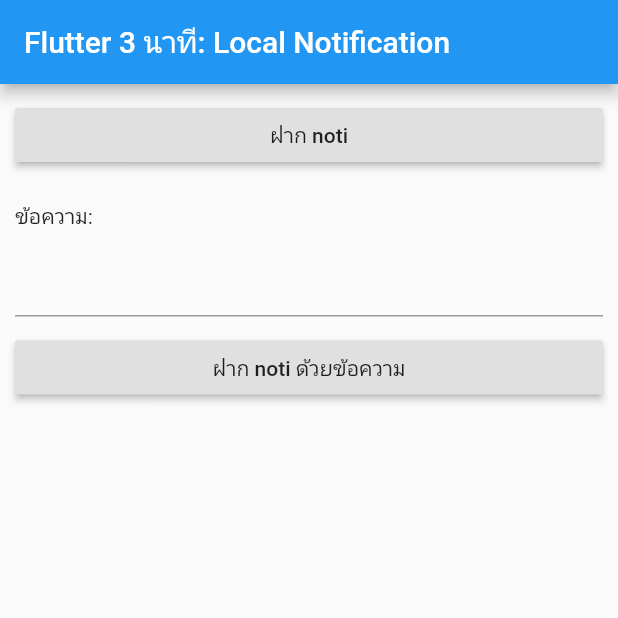
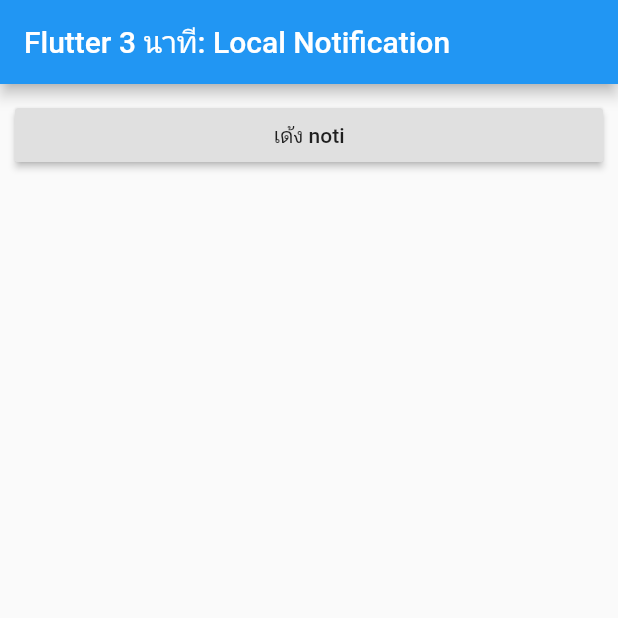
Before and after one commit to teerasej/nextflow_local_notification, a Flutter app: the screen it shows after launch, on a phone screen of 412 x 824 dp, the top half of it. Run offline on Flutter 3.47's test engine with Material 2 defaults, Android fonts, the phone set to English and light mode, and no system bars.

Commit message:
update to demo in simple notification first

```diff
--- a/lib/main.dart
+++ b/lib/main.dart
@@ -45,27 +45,7 @@ class _MyHomePageState extends State<MyHomePage> {
               width: double.infinity,
               child: RaisedButton(
                 onPressed: () {},
-                child: Text('ฝาก noti'),
-              ),
-            ),
-            SizedBox(
-              height: 20,
-            ),
-            Text('ข้อความ:'),
-            SizedBox(
-              height: 10,
-            ),
-            TextField(
-              controller: _controller,
-            ),
-            SizedBox(
-              height: 10,
-            ),
-            SizedBox(
-              width: double.infinity,
-              child: RaisedButton(
-                onPressed: () {},
-                child: Text('ฝาก noti ด้วยข้อความ'),
+                child: Text('เด้ง noti'),
               ),
             ),
           ],
```
